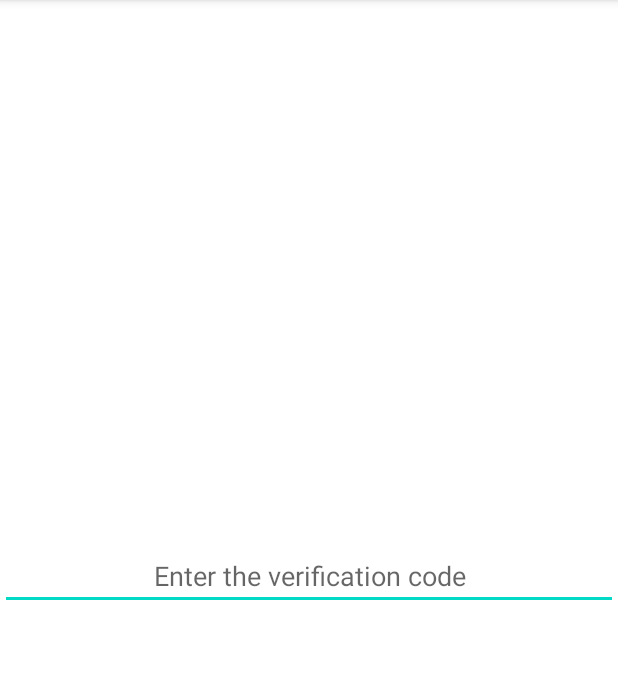
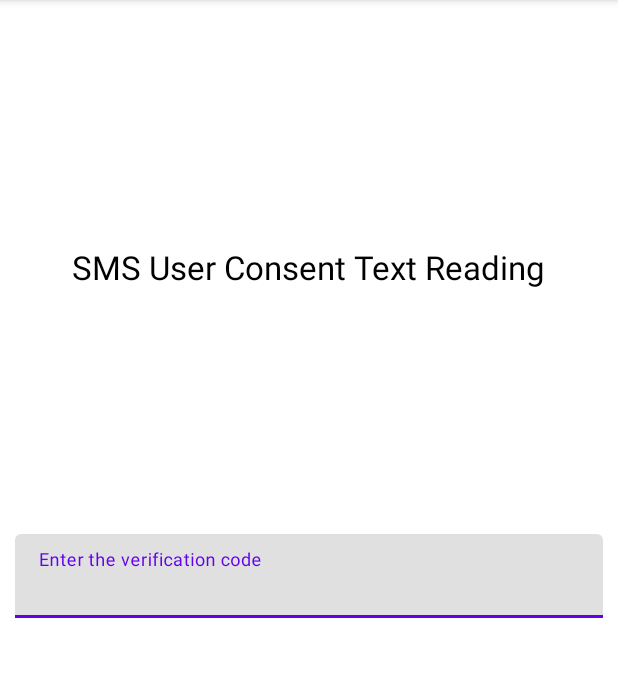
Before and after one commit to cpratik711/SmsUserConsentApiDemo, an Android app: the screen it shows after launch (MainActivity), on a phone screen of 412 x 824 dp, the part 84-761 px from its top. Run offline under Robolectric (Android 15) with nearby library versions, the phone set to English and light mode, and no system bars; 4 statements that could not run were skipped.

Commit message:
Use Material design EditText

```diff
--- a/app/src/main/res/layout/activity_main.xml
+++ b/app/src/main/res/layout/activity_main.xml
@@ -6,16 +6,34 @@
     android:layout_height="match_parent"
     tools:context=".MainActivity">
 
-    <EditText
-        android:id="@+id/etVerificationCode"
-        android:layout_width="0dp"
+    <TextView
+        android:id="@+id/tvText"
+        style="@style/TextAppearance.AppCompat.Large"
+        android:layout_width="wrap_content"
         android:layout_height="wrap_content"
-        android:hint="@string/enter_the_verification_code"
-        android:textAlignment="center"
-        app:layout_constraintBottom_toBottomOf="parent"
+        android:text="@string/sms_user_consent_text_reading"
+        android:textColor="@color/black"
+        app:layout_constraintBottom_toTopOf="@+id/filledTextField"
         app:layout_constraintEnd_toEndOf="parent"
-        app:layout_constraintHorizontal_bias="0.0"
         app:layout_constraintStart_toStartOf="parent"
         app:layout_constraintTop_toTopOf="parent" />
 
+    <com.google.android.material.textfield.TextInputLayout
+        android:id="@+id/filledTextField"
+        android:layout_width="match_parent"
+        android:layout_height="wrap_content"
+        android:layout_margin="10dp"
+        android:hint="@string/enter_the_verification_code"
+        app:layout_constraintBottom_toBottomOf="parent"
+        app:layout_constraintEnd_toEndOf="parent"
+        app:layout_constraintStart_toStartOf="parent"
+        app:layout_constraintTop_toTopOf="parent">
+
+        <com.google.android.material.textfield.TextInputEditText
+            android:layout_width="match_parent"
+            android:layout_height="wrap_content"
+            android:inputType="number" />
+
+    </com.google.android.material.textfield.TextInputLayout>
+
 </androidx.constraintlayout.widget.ConstraintLayout>
--- a/app/src/main/res/values/strings.xml
+++ b/app/src/main/res/values/strings.xml
@@ -1,4 +1,5 @@
 <resources>
     <string name="app_name">SmsApiDemo</string>
     <string name="enter_the_verification_code">Enter the verification code</string>
+    <string name="sms_user_consent_text_reading">SMS User Consent Text Reading</string>
 </resources>
```
Also changed, not shown: app/src/main/java/com/pratik/smsapidemo/MainActivity.kt (+5 -21 lines).
